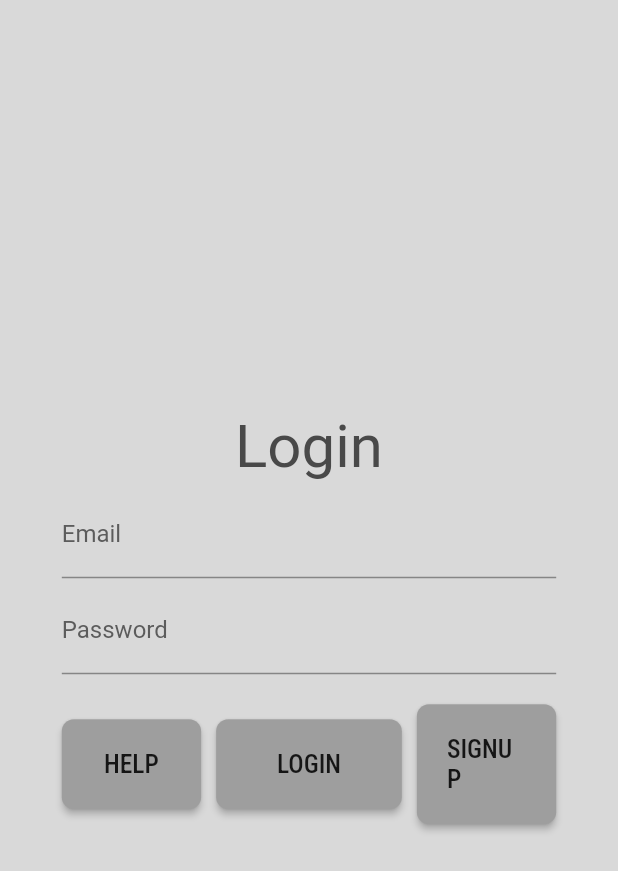
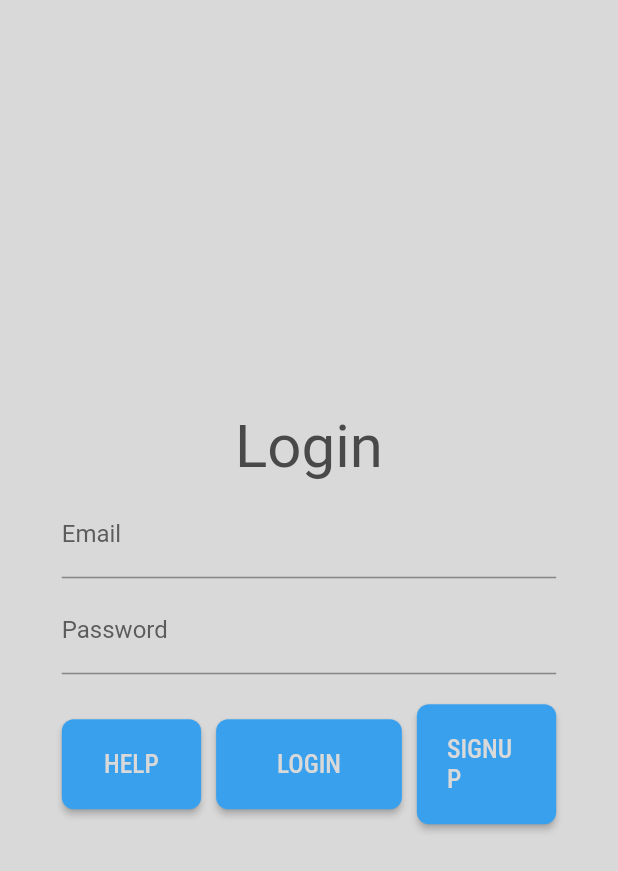
Before and after one commit to SendGram/SendgramBank, a Flutter app: the screen it shows after launch, on a phone screen of 412 x 824 dp. Shown: the top 871 px of the screen. Run offline on Flutter 3.47's test engine with Material 2 defaults, Android fonts, the phone set to English and light mode, and no system bars; our stand-ins replace bloc, dio, flutter_bloc, google_fonts, hive, validators; missing offline and left inert: jwt_decode; accounts and stored records are empty.

Commit message:
ALTER: Modify CustomButton class
ALTER: change background color
ALTER: change text color

```diff
--- a/sendgrambank/lib/widgets/CustomButton.dart
+++ b/sendgrambank/lib/widgets/CustomButton.dart
@@ -9,14 +9,16 @@ class CustomButton extends StatelessWidget {
   Widget build(BuildContext context) {
     return RaisedButton(
       //hover cfcfcf
-      color: Color(0xff9e9e9e),
+      color: Color(0xff39A0ED),
       shape: RoundedRectangleBorder(
         borderRadius: BorderRadius.circular(8.0),
       ),
       padding: EdgeInsets.all(20),
       child: Text(text,
           style: GoogleFonts.robotoCondensed(
-              fontSize: 17, fontWeight: FontWeight.w500)),
+              fontSize: 17,
+              fontWeight: FontWeight.w500,
+              color: Color(0xFFD9D9D9))),
       onPressed: onPressed,
     );
   }
```
